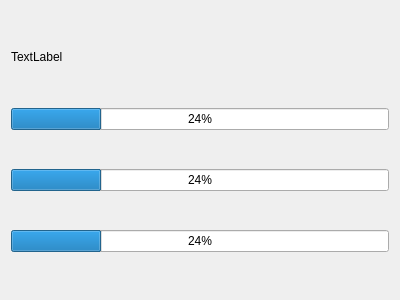
Before: the Qt Designer form MapleDailyTracker/progresscontent.ui in BryceCallender/OldMapleTracker, drawn with Qt 5.
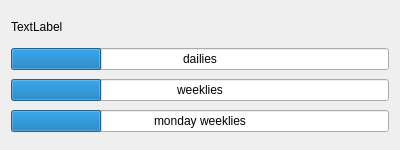
After: the same form once the commit is applied.

```diff
--- a/MapleDailyTracker/progresscontent.ui
+++ b/MapleDailyTracker/progresscontent.ui
@@ -7,9 +7,15 @@
     <x>0</x>
     <y>0</y>
     <width>400</width>
-    <height>300</height>
+    <height>150</height>
    </rect>
   </property>
+  <property name="sizePolicy">
+   <sizepolicy hsizetype="Preferred" vsizetype="Fixed">
+    <horstretch>0</horstretch>
+    <verstretch>0</verstretch>
+   </sizepolicy>
+  </property>
   <property name="windowTitle">
    <string>Form</string>
   </property>
@@ -41,6 +47,12 @@
      <property name="value">
       <number>24</number>
      </property>
+     <property name="invertedAppearance">
+      <bool>false</bool>
+     </property>
+     <property name="format">
+      <string>dailies</string>
+     </property>
     </widget>
    </item>
    <item>
@@ -48,6 +60,9 @@
      <property name="value">
       <number>24</number>
      </property>
+     <property name="format">
+      <string>weeklies</string>
+     </property>
     </widget>
    </item>
    <item>
@@ -55,6 +70,9 @@
      <property name="value">
       <number>24</number>
      </property>
+     <property name="format">
+      <string>monday weeklies</string>
+     </property>
     </widget>
    </item>
   </layout>
```
